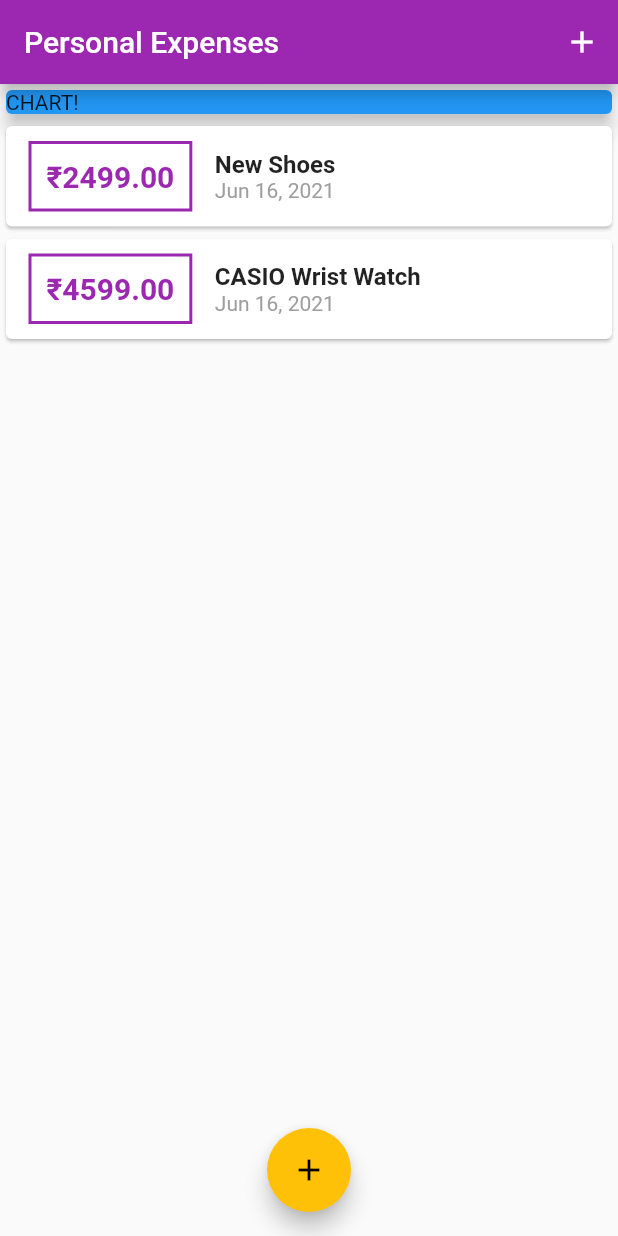
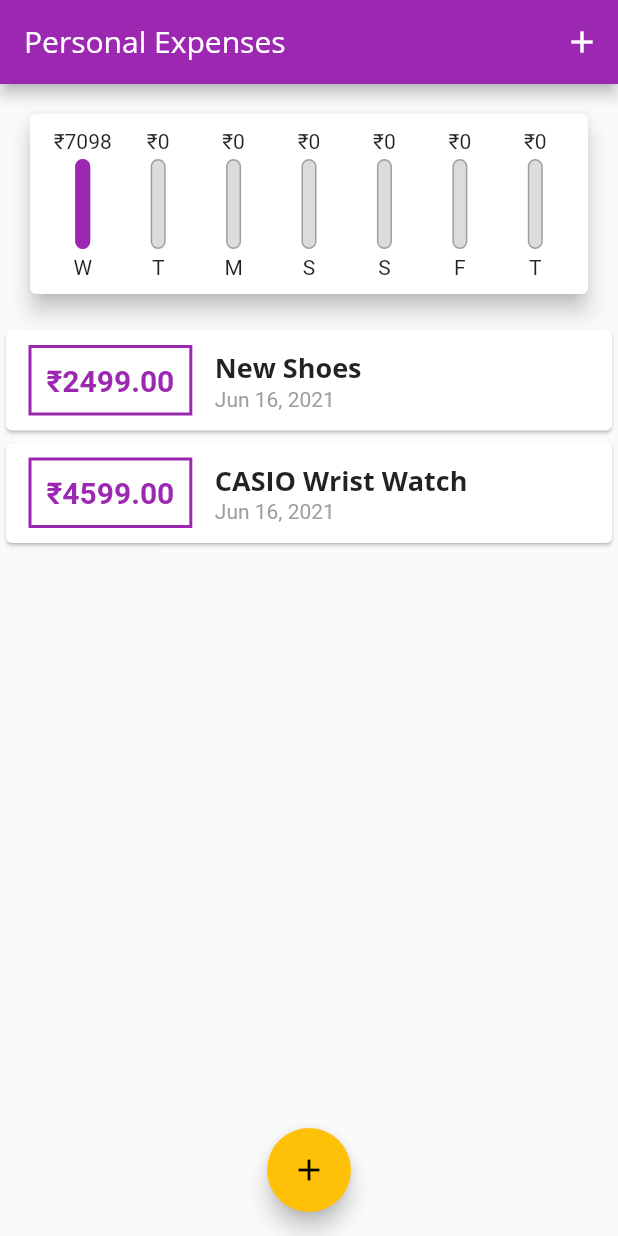
Before and after one commit to cryp73r/Flutter_App_Development_3, a Flutter app: the screen it shows after launch, on a phone screen of 412 x 824 dp. Run offline on Flutter 3.47's test engine with Material 2 defaults, Android fonts, the phone set to English and light mode, and no system bars.

```diff
--- a/personal_expenses_app/lib/main.dart
+++ b/personal_expenses_app/lib/main.dart
@@ -1,5 +1,6 @@
 import 'package:flutter/material.dart';
 import 'package:personal_expenses_app/models/transaction.dart';
+import 'package:personal_expenses_app/widgets/chart.dart';
 import 'package:personal_expenses_app/widgets/new_transaction.dart';
 import 'package:personal_expenses_app/widgets/transaction_list.dart';
 
@@ -16,7 +17,10 @@ class MyApp extends StatelessWidget {
       home: const MyHomePage(),
       theme: ThemeData(
         primarySwatch: Colors.purple,
-        accentColor: Colors.amber,
+        colorScheme: ColorScheme.fromSwatch(accentColor: Colors.amber),
+        fontFamily: 'Quicksand',
+        textTheme: ThemeData.light().textTheme.copyWith(headline6: const TextStyle(fontFamily: 'OpenSans', fontSize: 18.0, fontWeight: FontWeight.bold)),
+        appBarTheme: AppBarTheme(textTheme: ThemeData.light().textTheme.copyWith(headline6: const TextStyle(fontFamily: 'OpenSans', fontSize: 20.0))),
       ),
     );
   }
@@ -44,6 +48,16 @@ class _MyHomePageState extends State<MyHomePage> {
         date: DateTime.now()
     ),
   ];
+
+  List<Transaction> get _recentTransactions {
+    return _userTransactions.where((tx) {
+      return tx.date!.isAfter(
+          DateTime.now().subtract(
+              const Duration(days: 7),
+          )
+      );
+    }).toList();
+  }
 
   void _addNewTransaction(String title, double amount) {
     final newTx = Transaction(id: DateTime.now().toString(), title: title, amount: amount, date: DateTime.now());
@@ -82,14 +96,7 @@ class _MyHomePageState extends State<MyHomePage> {
         child: Column(
           crossAxisAlignment: CrossAxisAlignment.stretch,
           children: [
-            const SizedBox(
-              width: double.infinity,
-              child: Card(
-                color: Colors.blue,
-                child: Text("CHART!"),
-                elevation: 5.0,
-              ),
-            ),
+            Chart(recentTransactions: _recentTransactions),
             TransactionList(transactions: _userTransactions),
           ],
         ),
--- /dev/null
+++ b/personal_expenses_app/lib/widgets/chart.dart
@@ -0,0 +1,58 @@
+import 'package:flutter/cupertino.dart';
+import 'package:flutter/material.dart';
+import 'package:intl/intl.dart';
+import 'package:personal_expenses_app/models/transaction.dart';
+import 'package:personal_expenses_app/widgets/chart_bar.dart';
+
+class Chart extends StatelessWidget {
+  final List<Transaction> recentTransactions;
+
+  const Chart({Key? key, required this.recentTransactions}) : super(key: key);
+
+  List<Map<String, Object>> get groupedTransactionValues {
+    return List.generate(7, (index) {
+      final weekDay = DateTime.now().subtract(Duration(days: index));
+      var totalSum = 0.0;
+
+      for (var i=0; i<recentTransactions.length; i++) {
+        if (recentTransactions[i].date!.day == weekDay.day && recentTransactions[i].date!.month == weekDay.month && recentTransactions[i].date!.year == weekDay.year) {
+          totalSum += recentTransactions[i].amount!;
+        }
+      }
+      return {
+        'day': DateFormat.E().format(weekDay).substring(0, 1),
+        'amount': totalSum,
+      };
+    });
+  }
+
+  double get totalSpending {
+    return groupedTransactionValues.fold(0.0, (sum, item) {
+      return sum + (item['amount'] as double);
+    });
+  }
+
+  @override
+  Widget build(BuildContext context) {
+    return Card(
+      elevation: 6.0,
+      margin: const EdgeInsets.all(20.0),
+      child: Padding(
+        padding: const EdgeInsets.all(10.0),
+        child: Row(
+          mainAxisAlignment: MainAxisAlignment.spaceAround,
+          children: groupedTransactionValues.map((data) {
+            return Flexible(
+              fit: FlexFit.tight,
+              child: ChartBar(
+                  label: (data['day'] as String),
+                  spendingAmount: (data['amount'] as double),
+                  spendingPctOfTotal: totalSpending==0.0?0.0:(data['amount'] as double)/totalSpending,
+              ),
+            );
+          }).toList(),
+        ),
+      ),
+    );
+  }
+}
--- /dev/null
+++ b/personal_expenses_app/lib/widgets/chart_bar.dart
@@ -0,0 +1,45 @@
+import 'package:flutter/material.dart';
+
+class ChartBar extends StatelessWidget {
+  final String label;
+  final double spendingAmount;
+  final double spendingPctOfTotal;
+
+  const ChartBar({Key? key, required this.label, required this.spendingAmount, required this.spendingPctOfTotal}) : super(key: key);
+
+  @override
+  Widget build(BuildContext context) {
+    return Column(
+      children: [
+        FittedBox(child: Text('₹${spendingAmount.toStringAsFixed(0)}')),
+        const SizedBox(height: 4.0,),
+        SizedBox(
+          height: 60.0,
+          width: 10.0,
+          child: Stack(
+            children: [
+              Container(
+                decoration: BoxDecoration(
+                    border: Border.all(color: Colors.grey, width: 1.0),
+                  color: const Color.fromRGBO(220, 220, 220, 1),
+                  borderRadius: BorderRadius.circular(10.0),
+                ),
+              ),
+              FractionallySizedBox(
+                heightFactor: spendingPctOfTotal,
+                child: Container(
+                  decoration: BoxDecoration(
+                      color: Theme.of(context).primaryColor,
+                    borderRadius: BorderRadius.circular(10.0),
+                  ),
+                ),
+              )
+            ],
+          ),
+        ),
+        const SizedBox(height: 4.0,),
+        Text(label),
+      ],
+    );
+  }
+}
--- a/personal_expenses_app/lib/widgets/transaction_list.dart
+++ b/personal_expenses_app/lib/widgets/transaction_list.dart
@@ -11,7 +11,15 @@ class TransactionList extends StatelessWidget {
   Widget build(BuildContext context) {
     return SizedBox(
       height: 300.0,
-      child: ListView.builder(
+      child: transactions!.isEmpty?Column(children: [
+        Text("No Transaction added yet!",
+          style: Theme.of(context).textTheme.headline6,
+        ),
+        const SizedBox(height: 20.0,),
+        SizedBox(
+          height: 200.0,
+            child: Image.asset('assets/images/waiting.png', fit: BoxFit.cover,)),
+      ],):ListView.builder(
         itemCount: transactions!.length,
         itemBuilder: (BuildContext context, int index) {
           return Card(child: Row(
@@ -39,10 +47,7 @@ class TransactionList extends StatelessWidget {
                 children: [
                   Text(
                     transactions![index].title!,
-                    style: const TextStyle(
-                      fontSize: 16.0,
-                      fontWeight: FontWeight.bold,
-                    ),
+                    style: Theme.of(context).textTheme.headline6,
                   ),
                   Text(
                     DateFormat.yMMMd().format(transactions![index].date!),
```
Also changed, not shown: personal_expenses_app/pubspec.yaml (+13 -13 lines), personal_expenses_app/assets/fonts/OpenSans-Bold.ttf (added), personal_expenses_app/assets/fonts/OpenSans-Regular.ttf (added), personal_expenses_app/assets/fonts/Quicksand-Bold.ttf (added), personal_expenses_app/assets/fonts/Quicksand-Light.ttf (added), personal_expenses_app/assets/fonts/Quicksand-Medium.ttf (added), personal_expenses_app/assets/fonts/Quicksand-Regular.ttf (added), personal_expenses_app/assets/images/waiting.png (added).
